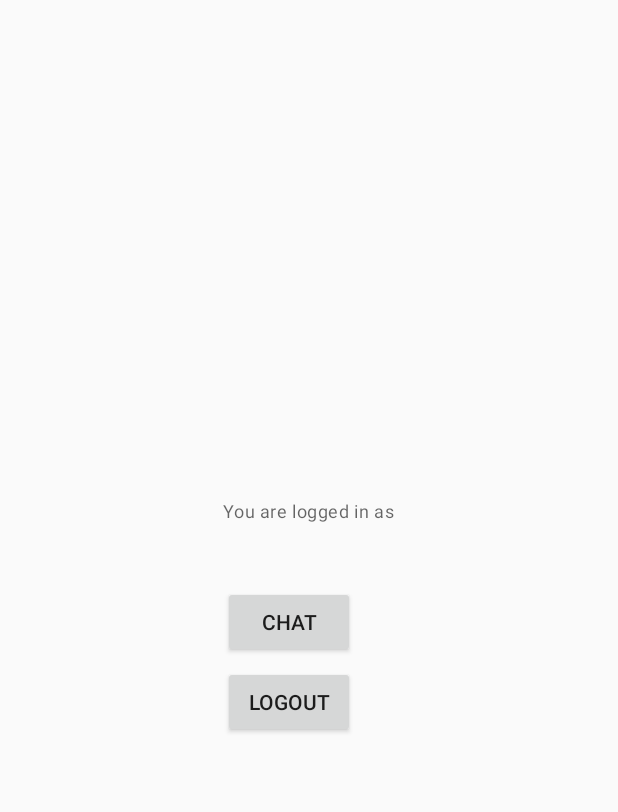
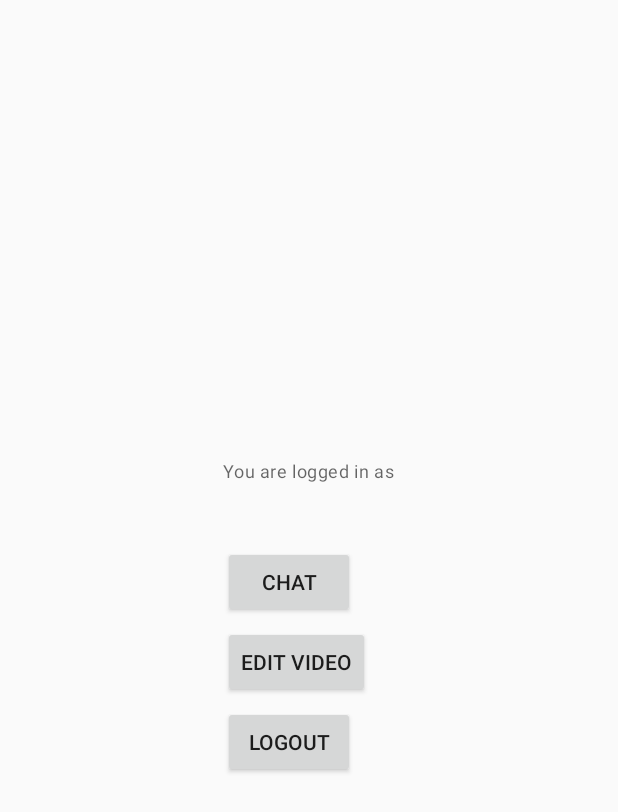
Before and after one commit to alicezxcv/DepressntApp, an Android app: the ProfileActivity2 screen opened directly, with no data from a screen before it, on a phone screen of 412 x 824 dp. Shown: the top 812 px of the screen. Run offline under Robolectric (Android 15) with nearby library versions, the phone set to English and light mode, and no system bars; our stand-ins replace Firebase (no records; nobody signed in at launch, a user with empty details on screens opened directly).

Commit message:
edit video
admin edit video

```diff
--- a/app/src/main/java/com/example/app/ViewVideo.java
+++ b/app/src/main/java/com/example/app/ViewVideo.java
@@ -25,7 +25,7 @@ import java.util.ArrayList;
 public class ViewVideo extends AppCompatActivity {
 
     public static String API_KEY = "AIzaSyD8Qo5urAoTIA4j4D3TuozO-Zj993mgNvo";
-    String ID_PLAYLIST = "PLTs2X3o1FkzRKQOJbUTvDjdp2-7SG2ULa";
+    String ID_PLAYLIST = "PLkeWA6p8tvCh6cSi4wiQOqL7VHQ0mdrX-";
     String urlGetJson = "https://www.googleapis.com/youtube/v3/playlistItems?part=snippet&playlistId="+ ID_PLAYLIST +"&key="+ API_KEY +"&maxResults=50";
 
     ListView lvVideo;
--- a/app/src/main/res/layout/activity_profile2.xml
+++ b/app/src/main/res/layout/activity_profile2.xml
@@ -28,7 +28,7 @@
         android:id="@+id/logoutBtn"
         android:layout_width="wrap_content"
         android:layout_height="wrap_content"
-        android:layout_below="@id/chatBtn"
+        android:layout_below="@id/editVideoBtn"
         android:layout_marginTop="5dp"
         android:text="Logout"/>
 
@@ -40,5 +40,13 @@
         android:layout_marginTop="20dp"
         android:text="Chat" />
 
+    <Button
+        android:id="@+id/editVideoBtn"
+        android:layout_width="wrap_content"
+        android:layout_height="wrap_content"
+        android:layout_below="@id/chatBtn"
+        android:layout_marginTop="5dp"
+        android:text="Edit Video"/>
+
 
 </RelativeLayout>
```
Also changed, not shown: app/src/main/java/com/example/app/ProfileActivity2.java (+24 -0 lines).
